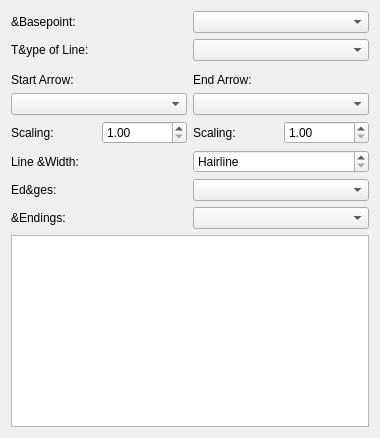
First picture: the form in scribus/ui/propertiespalette_linebase.ui, repository nitramr/scribus, before the edit.
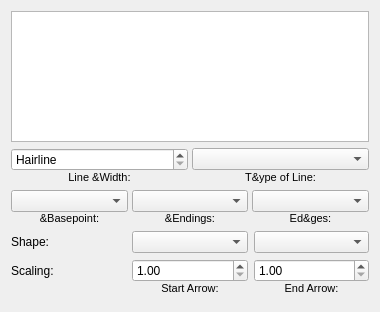
Second picture: the form after the edit. Custom widgets are drawn as their Qt base class.

Commit message: xyz splitting + line UI layout

Diff of the .ui file:
```diff
--- a/scribus/ui/propertiespalette_linebase.ui
+++ b/scribus/ui/propertiespalette_linebase.ui
@@ -2,6 +2,14 @@
 <ui version="4.0">
  <class>PropertiesPalette_LineBase</class>
  <widget class="QWidget" name="PropertiesPalette_LineBase">
+  <property name="geometry">
+   <rect>
+    <x>0</x>
+    <y>0</y>
+    <width>380</width>
+    <height>312</height>
+   </rect>
+  </property>
   <property name="minimumSize">
    <size>
     <width>380</width>
@@ -17,28 +25,278 @@
   <property name="windowTitle">
    <string notr="true">Form</string>
   </property>
-  <layout class="QGridLayout" name="gridLayout">
-   <item row="0" column="0" colspan="2">
-    <widget class="QLabel" name="lineModeLabel">
-     <property name="text">
-      <string>&amp;Basepoint:</string>
+  <layout class="QVBoxLayout" name="verticalLayout">
+   <item>
+    <layout class="QHBoxLayout" name="horizontalLayout">
+     <property name="spacing">
+      <number>4</number>
      </property>
-    </widget>
+     <item>
+      <widget class="QListWidget" name="lineStyles"/>
+     </item>
+    </layout>
    </item>
-   <item row="0" column="2" colspan="2">
-    <widget class="ScComboBox" name="lineMode"/>
+   <item>
+    <layout class="QHBoxLayout" name="horizontalLayout_2">
+     <property name="spacing">
+      <number>4</number>
+     </property>
+     <item>
+      <layout class="QVBoxLayout" name="verticalLayout_2">
+       <property name="spacing">
+        <number>0</number>
+       </property>
+       <item>
+        <widget class="ScrSpinBox" name="lineWidth">
+         <property name="specialValueText">
+          <string>Hairline</string>
+         </property>
+         <property name="maximum">
+          <double>300.000000000000000</double>
+         </property>
+        </widget>
+       </item>
+       <item>
+        <widget class="QLabel" name="lineWidthLabel">
+         <property name="font">
+          <font>
+           <pointsize>8</pointsize>
+          </font>
+         </property>
+         <property name="text">
+          <string>Line &amp;Width:</string>
+         </property>
+         <property name="alignment">
+          <set>Qt::AlignCenter</set>
+         </property>
+        </widget>
+       </item>
+      </layout>
+     </item>
+     <item>
+      <layout class="QVBoxLayout" name="verticalLayout_5">
+       <property name="spacing">
+        <number>0</number>
+       </property>
+       <item>
+        <widget class="LineCombo" name="lineType"/>
+       </item>
+       <item>
+        <widget class="QLabel" name="lineTypeLabel">
+         <property name="font">
+          <font>
+           <pointsize>8</pointsize>
+          </font>
+         </property>
+         <property name="text">
+          <string>T&amp;ype of Line:</string>
+         </property>
+         <property name="alignment">
+          <set>Qt::AlignCenter</set>
+         </property>
+        </widget>
+       </item>
+      </layout>
+     </item>
+    </layout>
    </item>
-   <item row="1" column="0" colspan="2">
-    <widget class="QLabel" name="lineTypeLabel">
-     <property name="text">
-      <string>T&amp;ype of Line:</string>
+   <item>
+    <layout class="QHBoxLayout" name="horizontalLayout_3">
+     <property name="spacing">
+      <number>4</number>
      </property>
-    </widget>
+     <item>
+      <layout class="QVBoxLayout" name="verticalLayout_6">
+       <property name="spacing">
+        <number>0</number>
+       </property>
+       <item>
+        <widget class="ScComboBox" name="lineMode"/>
+       </item>
+       <item>
+        <widget class="QLabel" name="lineModeLabel">
+         <property name="font">
+          <font>
+           <pointsize>8</pointsize>
+          </font>
+         </property>
+         <property name="text">
+          <string>&amp;Basepoint:</string>
+         </property>
+         <property name="alignment">
+          <set>Qt::AlignCenter</set>
+         </property>
+        </widget>
+       </item>
+      </layout>
+     </item>
+     <item>
+      <layout class="QVBoxLayout" name="verticalLayout_7">
+       <property name="spacing">
+        <number>0</number>
+       </property>
+       <item>
+        <widget class="ScComboBox" name="lineEndStyle"/>
+       </item>
+       <item>
+        <widget class="QLabel" name="lineEndLabel">
+         <property name="font">
+          <font>
+           <pointsize>8</pointsize>
+          </font>
+         </property>
+         <property name="text">
+          <string>&amp;Endings:</string>
+         </property>
+         <property name="alignment">
+          <set>Qt::AlignCenter</set>
+         </property>
+        </widget>
+       </item>
+      </layout>
+     </item>
+     <item>
+      <layout class="QVBoxLayout" name="verticalLayout_8">
+       <property name="spacing">
+        <number>0</number>
+       </property>
+       <item>
+        <widget class="ScComboBox" name="lineJoinStyle"/>
+       </item>
+       <item>
+        <widget class="QLabel" name="lineJoinLabel">
+         <property name="font">
+          <font>
+           <pointsize>8</pointsize>
+          </font>
+         </property>
+         <property name="text">
+          <string>Ed&amp;ges:</string>
+         </property>
+         <property name="alignment">
+          <set>Qt::AlignCenter</set>
+         </property>
+        </widget>
+       </item>
+      </layout>
+     </item>
+    </layout>
    </item>
-   <item row="1" column="2" colspan="2">
-    <widget class="LineCombo" name="lineType"/>
+   <item>
+    <layout class="QGridLayout" name="gridLayout">
+     <item row="0" column="1">
+      <widget class="QLabel" name="label">
+       <property name="text">
+        <string>Shape:</string>
+       </property>
+      </widget>
+     </item>
+     <item row="0" column="3">
+      <widget class="ArrowChooser" name="endArrow"/>
+     </item>
+     <item row="1" column="1">
+      <layout class="QVBoxLayout" name="verticalLayout_12">
+       <property name="spacing">
+        <number>0</number>
+       </property>
+       <item>
+        <widget class="QLabel" name="label_2">
+         <property name="minimumSize">
+          <size>
+           <width>0</width>
+           <height>24</height>
+          </size>
+         </property>
+         <property name="text">
+          <string>Scaling:</string>
+         </property>
+        </widget>
+       </item>
+       <item>
+        <spacer name="verticalSpacer">
+         <property name="orientation">
+          <enum>Qt::Vertical</enum>
+         </property>
+         <property name="sizeHint" stdset="0">
+          <size>
+           <width>1</width>
+           <height>10</height>
+          </size>
+         </property>
+        </spacer>
+       </item>
+      </layout>
+     </item>
+     <item row="1" column="3">
+      <layout class="QVBoxLayout" name="verticalLayout_14">
+       <property name="spacing">
+        <number>0</number>
+       </property>
+       <item>
+        <widget class="ScrSpinBox" name="endArrowScale">
+         <property name="minimum">
+          <double>1.000000000000000</double>
+         </property>
+         <property name="maximum">
+          <double>300.000000000000000</double>
+         </property>
+        </widget>
+       </item>
+       <item>
+        <widget class="QLabel" name="endArrowLabel">
+         <property name="font">
+          <font>
+           <pointsize>8</pointsize>
+          </font>
+         </property>
+         <property name="text">
+          <string>End Arrow:</string>
+         </property>
+         <property name="alignment">
+          <set>Qt::AlignCenter</set>
+         </property>
+        </widget>
+       </item>
+      </layout>
+     </item>
+     <item row="1" column="2">
+      <layout class="QVBoxLayout" name="verticalLayout_13">
+       <property name="spacing">
+        <number>0</number>
+       </property>
+       <item>
+        <widget class="ScrSpinBox" name="startArrowScale">
+         <property name="minimum">
+          <double>1.000000000000000</double>
+         </property>
+         <property name="maximum">
+          <double>300.000000000000000</double>
+         </property>
+        </widget>
+       </item>
+       <item>
+        <widget class="QLabel" name="startArrowLabel">
+         <property name="font">
+          <font>
+           <pointsize>8</pointsize>
+          </font>
+         </property>
+         <property name="text">
+          <string>Start Arrow:</string>
+         </property>
+         <property name="alignment">
+          <set>Qt::AlignCenter</set>
+         </property>
+        </widget>
+       </item>
+      </layout>
+     </item>
+     <item row="0" column="2">
+      <widget class="ArrowChooser" name="startArrow"/>
+     </item>
+    </layout>
    </item>
-   <item row="2" column="0" colspan="4">
+   <item>
     <widget class="DashEditor" name="dashEditor">
      <property name="frameShape">
       <enum>QFrame::StyledPanel</enum>
@@ -48,100 +306,6 @@
      </property>
     </widget>
    </item>
-   <item row="3" column="0">
-    <widget class="QLabel" name="startArrowLabel">
-     <property name="text">
-      <string>Start Arrow:</string>
-     </property>
-    </widget>
-   </item>
-   <item row="3" column="2">
-    <widget class="QLabel" name="endArrowLabel">
-     <property name="text">
-      <string>End Arrow:</string>
-     </property>
-    </widget>
-   </item>
-   <item row="4" column="0" colspan="2">
-    <widget class="ArrowChooser" name="startArrow"/>
-   </item>
-   <item row="4" column="2" colspan="2">
-    <widget class="ArrowChooser" name="endArrow"/>
-   </item>
-   <item row="5" column="0">
-    <widget class="QLabel" name="startArrowScaleLabel">
-     <property name="text">
-      <string>Scaling:</string>
-     </property>
-    </widget>
-   </item>
-   <item row="5" column="1">
-    <widget class="ScrSpinBox" name="startArrowScale">
-     <property name="minimum">
-      <double>1.000000000000000</double>
-     </property>
-     <property name="maximum">
-      <double>300.000000000000000</double>
-     </property>
-    </widget>
-   </item>
-   <item row="5" column="2">
-    <widget class="QLabel" name="endArrowScaleLabel">
-     <property name="text">
-      <string>Scaling:</string>
-     </property>
-    </widget>
-   </item>
-   <item row="5" column="3">
-    <widget class="ScrSpinBox" name="endArrowScale">
-     <property name="minimum">
-      <double>1.000000000000000</double>
-     </property>
-     <property name="maximum">
-      <double>300.000000000000000</double>
-     </property>
-    </widget>
-   </item>
-   <item row="6" column="0" colspan="2">
-    <widget class="QLabel" name="lineWidthLabel">
-     <property name="text">
-      <string>Line &amp;Width:</string>
-     </property>
-    </widget>
-   </item>
-   <item row="6" column="2" colspan="2">
-    <widget class="ScrSpinBox" name="lineWidth">
-     <property name="specialValueText">
-      <string>Hairline</string>
-     </property>
-     <property name="maximum">
-      <double>300.000000000000000</double>
-     </property>
-    </widget>
-   </item>
-   <item row="7" column="0">
-    <widget class="QLabel" name="lineJoinLabel">
-     <property name="text">
-      <string>Ed&amp;ges:</string>
-     </property>
-    </widget>
-   </item>
-   <item row="7" column="2" colspan="2">
-    <widget class="ScComboBox" name="lineJoinStyle"/>
-   </item>
-   <item row="8" column="0">
-    <widget class="QLabel" name="lineEndLabel">
-     <property name="text">
-      <string>&amp;Endings:</string>
-     </property>
-    </widget>
-   </item>
-   <item row="8" column="2" colspan="2">
-    <widget class="ScComboBox" name="lineEndStyle"/>
-   </item>
-   <item row="9" column="0" colspan="4">
-    <widget class="QListWidget" name="lineStyles"/>
-   </item>
   </layout>
  </widget>
  <customwidgets>
```
The commit also changes 17 other files.
